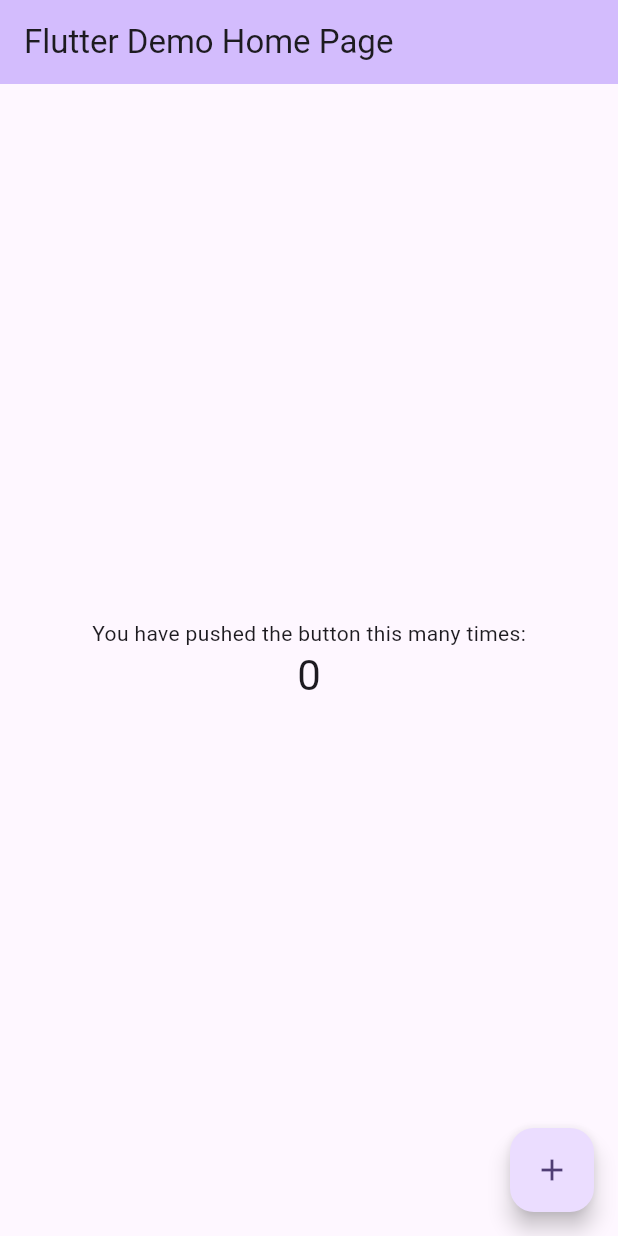
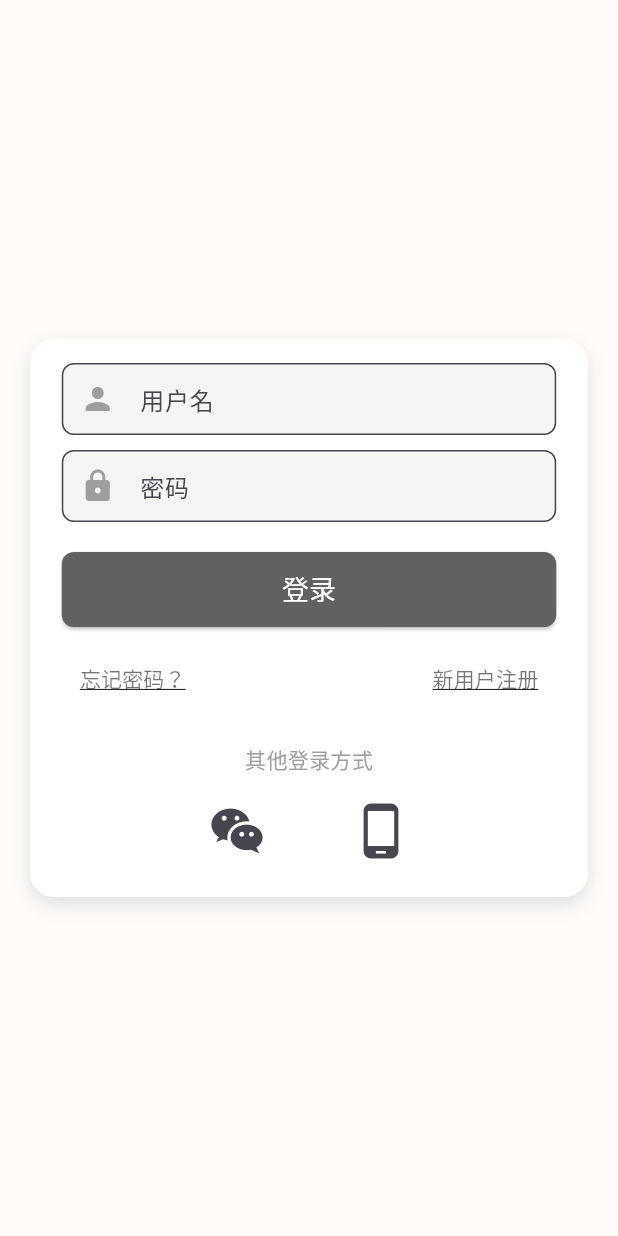
Before and after one commit to LeON-Nie-code/pose_app, a Flutter app: the screen it shows after launch, on a phone screen of 412 x 824 dp. Run offline on Flutter 3.47's test engine with Material 3 defaults, Android fonts, the phone set to English and light mode, and no system bars.

Commit message:
登录以及注册页面

```diff
--- a/lib/main.dart
+++ b/lib/main.dart
@@ -1,4 +1,7 @@
+// lib/main.dart
 import 'package:flutter/material.dart';
+import 'userAccount/login.dart';
+import 'userAccount/register.dart';
 
 void main() {
   runApp(const MyApp());
@@ -7,119 +10,19 @@
 class MyApp extends StatelessWidget {
   const MyApp({super.key});
 
-  // This widget is the root of your application.
   @override
   Widget build(BuildContext context) {
     return MaterialApp(
-      title: 'Flutter Demo',
+      title: 'Flutter Login Demo',
       theme: ThemeData(
-        // This is the theme of your application.
-        //
-        // TRY THIS: Try running your application with "flutter run". You'll see
-        // the application has a purple toolbar. Then, without quitting the app,
-        // try changing the seedColor in the colorScheme below to Colors.green
-        // and then invoke "hot reload" (save your changes or press the "hot
-        // reload" button in a Flutter-supported IDE, or press "r" if you used
-        // the command line to start the app).
-        //
-        // Notice that the counter didn't reset back to zero; the application
-        // state is not lost during the reload. To reset the state, use hot
-        // restart instead.
-        //
-        // This works for code too, not just values: Most code changes can be
-        // tested with just a hot reload.
         colorScheme: ColorScheme.fromSeed(seedColor: Colors.deepPurple),
         useMaterial3: true,
       ),
-      home: const MyHomePage(title: 'Flutter Demo Home Page'),
+      initialRoute: '/', // 初始路由设置为登录页面
+      routes: {
+        '/': (context) => const LoginPage(), // 登录页面
+        '/register': (context) => const RegisterAccount(), // 注册页面
+      },
     );
   }
 }
-
-class MyHomePage extends StatefulWidget {
-  const MyHomePage({super.key, required this.title});
-
-  // This widget is the home page of your application. It is stateful, meaning
-  // that it has a State object (defined below) that contains fields that affect
-  // how it looks.
-
-  // This class is the configuration for the state. It holds the values (in this
-  // case the title) provided by the parent (in this case the App widget) and
-  // used by the build method of the State. Fields in a Widget subclass are
-  // always marked "final".
-
-  final String title;
-
-  @override
-  State<MyHomePage> createState() => _MyHomePageState();
-}
-
-class _MyHomePageState extends State<MyHomePage> {
-  int _counter = 0;
-
-  void _incrementCounter() {
-    setState(() {
-      // This call to setState tells the Flutter framework that something has
-      // changed in this State, which causes it to rerun the build method below
-      // so that the display can reflect the updated values. If we changed
-      // _counter without calling setState(), then the build method would not be
-      // called again, and so nothing would appear to happen.
-      _counter++;
-    });
-  }
-
-  @override
-  Widget build(BuildContext context) {
-    // This method is rerun every time setState is called, for instance as done
-    // by the _incrementCounter method above.
-    //
-    // The Flutter framework has been optimized to make rerunning build methods
-    // fast, so that you can just rebuild anything that needs updating rather
-    // than having to individually change instances of widgets.
-    return Scaffold(
-      appBar: AppBar(
-        // TRY THIS: Try changing the color here to a specific color (to
-        // Colors.amber, perhaps?) and trigger a hot reload to see the AppBar
-        // change color while the other colors stay the same.
-        backgroundColor: Theme.of(context).colorScheme.inversePrimary,
-        // Here we take the value from the MyHomePage object that was created by
-        // the App.build method, and use it to set our appbar title.
-        title: Text(widget.title),
-      ),
-      body: Center(
-        // Center is a layout widget. It takes a single child and positions it
-        // in the middle of the parent.
-        child: Column(
-          // Column is also a layout widget. It takes a list of children and
-          // arranges them vertically. By default, it sizes itself to fit its
-          // children horizontally, and tries to be as tall as its parent.
-          //
-          // Column has various properties to control how it sizes itself and
-          // how it positions its children. Here we use mainAxisAlignment to
-          // center the children vertically; the main axis here is the vertical
-          // axis because Columns are vertical (the cross axis would be
-          // horizontal).
-          //
-          // TRY THIS: Invoke "debug painting" (choose the "Toggle Debug Paint"
-          // action in the IDE, or press "p" in the console), to see the
-          // wireframe for each widget.
-          mainAxisAlignment: MainAxisAlignment.center,
-          children: <Widget>[
-            const Text(
-              'You have pushed the button this many times:',
-            ),
-            Text(
-              '$_counter',
-              style: Theme.of(context).textTheme.headlineMedium,
-            ),
-          ],
-        ),
-      ),
-      floatingActionButton: FloatingActionButton(
-        onPressed: _incrementCounter,
-        tooltip: 'Increment',
-        child: const Icon(Icons.add),
-      ), // This trailing comma makes auto-formatting nicer for build methods.
-    );
-  }
-}
--- /dev/null
+++ b/lib/userAccount/login.dart
@@ -0,0 +1,224 @@
+
+import 'package:flutter/material.dart';
+
+class LoginPage extends StatefulWidget {
+  const LoginPage({Key? key}) : super(key: key);
+
+  @override
+  _LoginPageState createState() => _LoginPageState();
+}
+
+class _LoginPageState extends State<LoginPage> {
+  // 控制用户名和密码输入框的文本控制器
+  final TextEditingController usernameController = TextEditingController();
+  final TextEditingController passwordController = TextEditingController();
+
+  bool isLoginFailed = false; // 登录失败的状态标志
+  String loginStateHintText = ""; // 登录状态提示文字
+
+  // 登录函数
+  Future<void> login() async {
+    final username = usernameController.text; // 获取用户名
+    final password = passwordController.text; // 获取密码
+
+    // 检查用户名和密码是否为空
+    if (username.isEmpty || password.isEmpty) {
+      setState(() {
+        isLoginFailed = true; // 设置登录失败状态
+        loginStateHintText = "用户名或密码不能为空";
+      });
+      return;
+    }
+
+    // 模拟登录成功后的操作
+    setState(() {
+      isLoginFailed = false; // 设置登录成功状态
+      Navigator.pushReplacement(
+        context,
+        MaterialPageRoute(
+            builder: (context) =>
+                const HomePage()), // 跳转到主页（HomePage 组件）
+                //由于目前还没有创建关于主页的文件，暂时连到这个文件底部的class HomePage extends StatelessWidget 部分
+      );
+    });
+  }
+
+  @override
+  Widget build(BuildContext context) {
+    final double fieldWidth = MediaQuery.of(context).size.width * 0.8;
+
+    return Scaffold(
+      backgroundColor: const Color(0xFFFFFCF8),
+      body: Center(
+        child: Container(
+          padding: const EdgeInsets.all(16),
+          margin: const EdgeInsets.symmetric(horizontal: 20),
+          decoration: BoxDecoration(
+            color: Colors.white,
+            borderRadius: BorderRadius.circular(16),
+            boxShadow: [
+              BoxShadow(
+                color: Colors.grey.shade300,
+                blurRadius: 10,
+                offset: const Offset(0, 5),
+              ),
+            ],
+          ),
+          child: Column(
+            mainAxisSize: MainAxisSize.min,
+            children: [
+              // 用户名输入框
+              _buildTextField(
+                controller: usernameController,
+                hintText: '用户名',
+                icon: Icons.person,
+                width: fieldWidth,
+              ),
+              const SizedBox(height: 10),
+              // 密码输入框
+              _buildTextField(
+                controller: passwordController,
+                hintText: '密码',
+                icon: Icons.lock,
+                obscureText: true, // 隐藏密码输入
+                width: fieldWidth,
+              ),
+              const SizedBox(height: 20),
+              // 登录按钮
+              SizedBox(
+                width: fieldWidth,
+                child: ElevatedButton(
+                  onPressed: login,
+                  style: ElevatedButton.styleFrom(
+                    minimumSize: const Size(double.infinity, 50),
+                    shape: RoundedRectangleBorder(
+                      borderRadius: BorderRadius.circular(8),
+                    ),
+                    backgroundColor: Colors.grey.shade700,
+                  ),
+                  child: const Text(
+                    '登录',
+                    style: TextStyle(color: Colors.white, fontSize: 18),
+                  ),
+                ),
+              ),
+              const SizedBox(height: 10),
+              // "忘记密码" 和 "新用户注册" 按钮
+              SizedBox(
+                width: fieldWidth,
+                child: Row(
+                  mainAxisAlignment: MainAxisAlignment.spaceBetween,
+                  children: [
+                    // 忘记密码按钮
+                    TextButton(
+                      onPressed: () {},
+                      child: const Text(
+                        '忘记密码？',
+                        style: TextStyle(
+                          color: Colors.black54,
+                          decoration: TextDecoration.underline,
+                        ),
+                      ),
+                    ),
+                    // 新用户注册按钮
+                    TextButton(
+                      onPressed: () {
+                        Navigator.pushNamed(context, '/register'); // 跳转到注册页面
+                      },
+                      child: const Text(
+                        '新用户注册',
+                        style: TextStyle(
+                          color: Colors.black54,
+                          decoration: TextDecoration.underline,
+                        ),
+                      ),
+                    ),
+                  ],
+                ),
+              ),
+              const SizedBox(height: 20),
+              // 其他登录方式
+              _buildOtherLoginMethods(),
+            ],
+          ),
+        ),
+      ),
+    );
+  }
+
+  // 创建输入框的组件函数
+  Widget _buildTextField({
+    required TextEditingController controller,
+    required String hintText,
+    required IconData icon,
+    bool obscureText = false,
+    required double width,
+  }) {
+    return SizedBox(
+      width: width,
+      child: TextField(
+        controller: controller,
+        obscureText: obscureText,
+        decoration: InputDecoration(
+          prefixIcon: Icon(icon, color: Colors.grey),
+          hintText: hintText,
+          filled: true,
+          fillColor: Colors.grey.shade100,
+          contentPadding: const EdgeInsets.only(left: 16, bottom: 12),
+          border: OutlineInputBorder(
+            borderRadius: BorderRadius.circular(8),
+            borderSide: BorderSide(color: Colors.grey.shade300),
+          ),
+          focusedBorder: OutlineInputBorder(
+            borderRadius: BorderRadius.circular(8),
+            borderSide: BorderSide(color: Colors.grey.shade500),
+          ),
+        ),
+      ),
+    );
+  }
+
+  // 其他登录方式组件
+  Widget _buildOtherLoginMethods() {
+    return Column(
+      children: [
+        const Text(
+          '其他登录方式',
+          style: TextStyle(color: Colors.grey, fontSize: 14),
+        ),
+        const SizedBox(height: 10),
+        Row(
+          mainAxisAlignment: MainAxisAlignment.center,
+          children: [
+            // 微信登录图标按钮
+            IconButton(
+              icon: const Icon(Icons.wechat, size: 40),
+              onPressed: () {},
+            ),
+            const SizedBox(width: 40),
+            // 手机登录图标按钮
+            IconButton(
+              icon: const Icon(Icons.phone_android, size: 40),
+              onPressed: () {},
+            ),
+          ],
+        ),
+      ],
+    );
+  }
+}
+
+// 暂时用于模拟登录成功后的跳转页面
+class HomePage extends StatelessWidget {
+  const HomePage({Key? key}) : super(key: key);
+
+  @override
+  Widget build(BuildContext context) {
+    return Scaffold(
+      appBar: AppBar(title: const Text('主页')),
+      body: const Center(
+        child: Text('欢迎登录成功！'),
+      ),
+    );
+  }
+}
```
Also changed, not shown: lib/userAccount/register.dart (added, +192 -0 lines).
